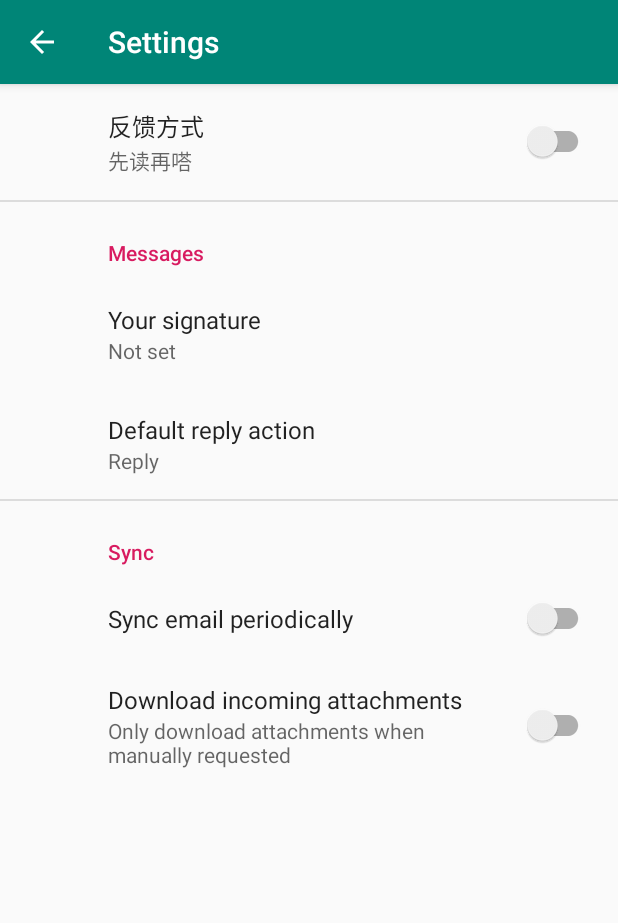
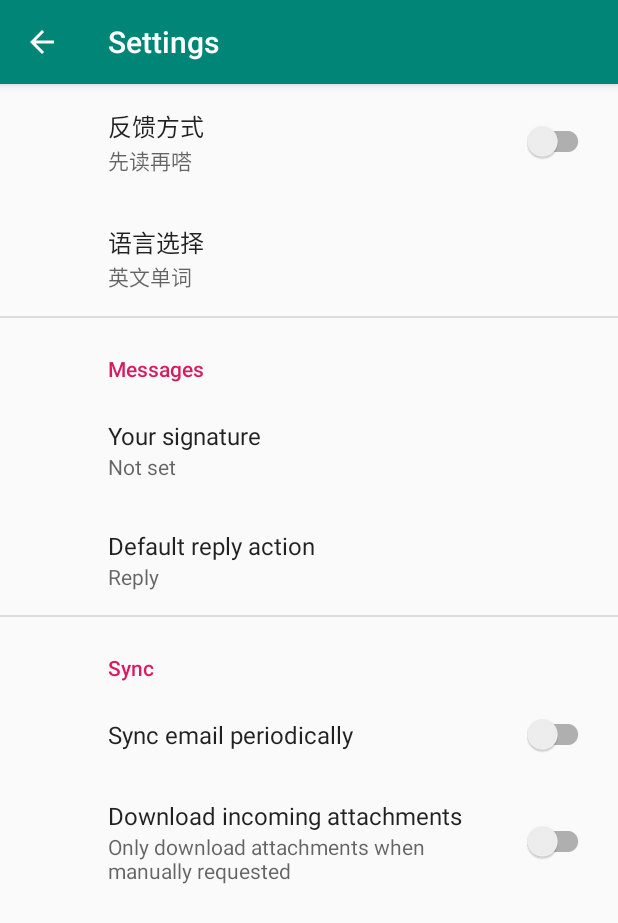
Before and after one commit to Hrsn2861/VIPKeyboard, an Android app: the screen it shows after launch (SettingsActivity), after a tap on "设置", on a phone screen of 412 x 824 dp. Shown: the top 923 px of the screen. Run offline under Robolectric (Android 15) with nearby library versions, the phone set to English and light mode, and no system bars; our stand-ins replace androidx.preference; 1 statement that could not run was skipped.

Commit message:
bind langMode to settings ui

```diff
--- a/app/src/main/java/com/example/audiokeyboard/MainActivity.java
+++ b/app/src/main/java/com/example/audiokeyboard/MainActivity.java
@@ -257,6 +257,18 @@ public class MainActivity extends AppCompatActivity {
     private void updateSettings() {
         SharedPreferences sharedPreferences = PreferenceManager.getDefaultSharedPreferences(getApplicationContext());
         isDaFirst = sharedPreferences.getBoolean("feedback", true);
+        switch (sharedPreferences.getString("langmode", "eng")) {
+            case "quanpin":
+                langMode = LANG_CHN_QUANPIN;
+                break;
+            case "jianpin":
+                langMode = LANG_CHN_JIANPIN;
+                break;
+            case "eng":
+            default:
+                langMode = LANG_ENG;
+                break;
+        }
     }
 
     @Override
--- a/app/src/main/res/values/arrays.xml
+++ b/app/src/main/res/values/arrays.xml
@@ -9,4 +9,16 @@
         <item>reply</item>
         <item>reply_all</item>
     </string-array>
+
+    <string-array name="lang_entries">
+        <item>中文全拼</item>
+        <item>中文简拼</item>
+        <item>英文单词</item>
+    </string-array>
+
+    <string-array name="lang_values">
+        <item>quanpin</item>
+        <item>jianpin</item>
+        <item>eng</item>
+    </string-array>
 </resources>
--- a/app/src/main/res/xml/root_preferences.xml
+++ b/app/src/main/res/xml/root_preferences.xml
@@ -5,6 +5,14 @@
         app:title="反馈方式"
         app:summaryOff="先读再嗒"
         app:summaryOn="先嗒再读"/>
+
+    <ListPreference
+        app:defaultValue="eng"
+        app:entries="@array/lang_entries"
+        app:entryValues="@array/lang_values"
+        app:key="langmode"
+        app:title="语言选择"
+        app:useSimpleSummaryProvider="true" />
 
     <PreferenceCategory app:title="@string/messages_header">
 
```
